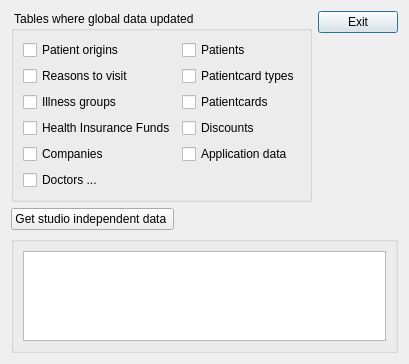
First picture: the form in client/dlgdbglobals.ui, repository tbikfalvi/Belenus, before the edit.
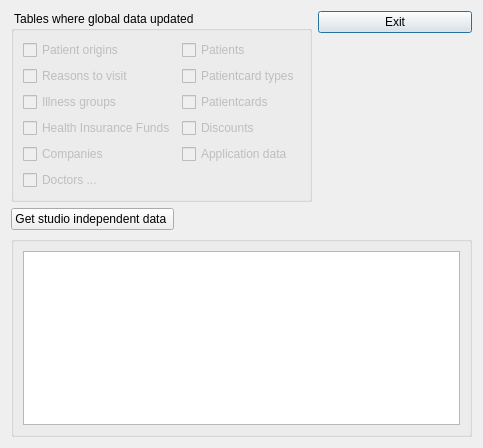
Second picture: the form after the edit.

Diff of the .ui file:
```diff
--- a/client/dlgdbglobals.ui
+++ b/client/dlgdbglobals.ui
@@ -6,8 +6,8 @@
    <rect>
     <x>0</x>
     <y>0</y>
-    <width>378</width>
-    <height>364</height>
+    <width>483</width>
+    <height>448</height>
    </rect>
   </property>
   <property name="windowTitle">
@@ -30,7 +30,7 @@
           <item>
            <widget class="QCheckBox" name="chkPatientOrigin">
             <property name="enabled">
-             <bool>true</bool>
+             <bool>false</bool>
             </property>
             <property name="text">
              <string>Patient origins</string>
@@ -40,7 +40,7 @@
           <item>
            <widget class="QCheckBox" name="chkReasonToVisit">
             <property name="enabled">
-             <bool>true</bool>
+             <bool>false</bool>
             </property>
             <property name="text">
              <string>Reasons to visit</string>
@@ -50,7 +50,7 @@
           <item>
            <widget class="QCheckBox" name="chkIllnessGroups">
             <property name="enabled">
-             <bool>true</bool>
+             <bool>false</bool>
             </property>
             <property name="text">
              <string>Illness groups</string>
@@ -60,7 +60,7 @@
           <item>
            <widget class="QCheckBox" name="chkHealthInsurance">
             <property name="enabled">
-             <bool>true</bool>
+             <bool>false</bool>
             </property>
             <property name="text">
              <string>Health Insurance Funds</string>
@@ -70,7 +70,7 @@
           <item>
            <widget class="QCheckBox" name="chkCompany">
             <property name="enabled">
-             <bool>true</bool>
+             <bool>false</bool>
             </property>
             <property name="text">
              <string>Companies</string>
@@ -80,7 +80,7 @@
           <item>
            <widget class="QCheckBox" name="chkDoctors">
             <property name="enabled">
-             <bool>true</bool>
+             <bool>false</bool>
             </property>
             <property name="text">
              <string>Doctors ...</string>
@@ -94,7 +94,7 @@
           <item>
            <widget class="QCheckBox" name="chkPatient">
             <property name="enabled">
-             <bool>true</bool>
+             <bool>false</bool>
             </property>
             <property name="text">
              <string>Patients</string>
@@ -104,7 +104,7 @@
           <item>
            <widget class="QCheckBox" name="chkPatientcardTypes">
             <property name="enabled">
-             <bool>true</bool>
+             <bool>false</bool>
             </property>
             <property name="text">
              <string>Patientcard types</string>
@@ -114,7 +114,7 @@
           <item>
            <widget class="QCheckBox" name="chkPatientcard">
             <property name="enabled">
-             <bool>true</bool>
+             <bool>false</bool>
             </property>
             <property name="text">
              <string>Patientcards</string>
@@ -124,7 +124,7 @@
           <item>
            <widget class="QCheckBox" name="chkDiscount">
             <property name="enabled">
-             <bool>true</bool>
+             <bool>false</bool>
             </property>
             <property name="text">
              <string>Discounts</string>
@@ -134,7 +134,7 @@
           <item>
            <widget class="QCheckBox" name="chkApplication">
             <property name="enabled">
-             <bool>true</bool>
+             <bool>false</bool>
             </property>
             <property name="text">
              <string>Application data</string>
@@ -226,7 +226,7 @@
      <property name="title">
       <string/>
      </property>
-     <layout class="QVBoxLayout" name="verticalLayout_5">
+     <layout class="QHBoxLayout" name="horizontalLayout_4">
       <item>
        <widget class="QListWidget" name="listInformation"/>
       </item>
```
Left out of the diff: 19 changed lines with no effect on the pictures.
